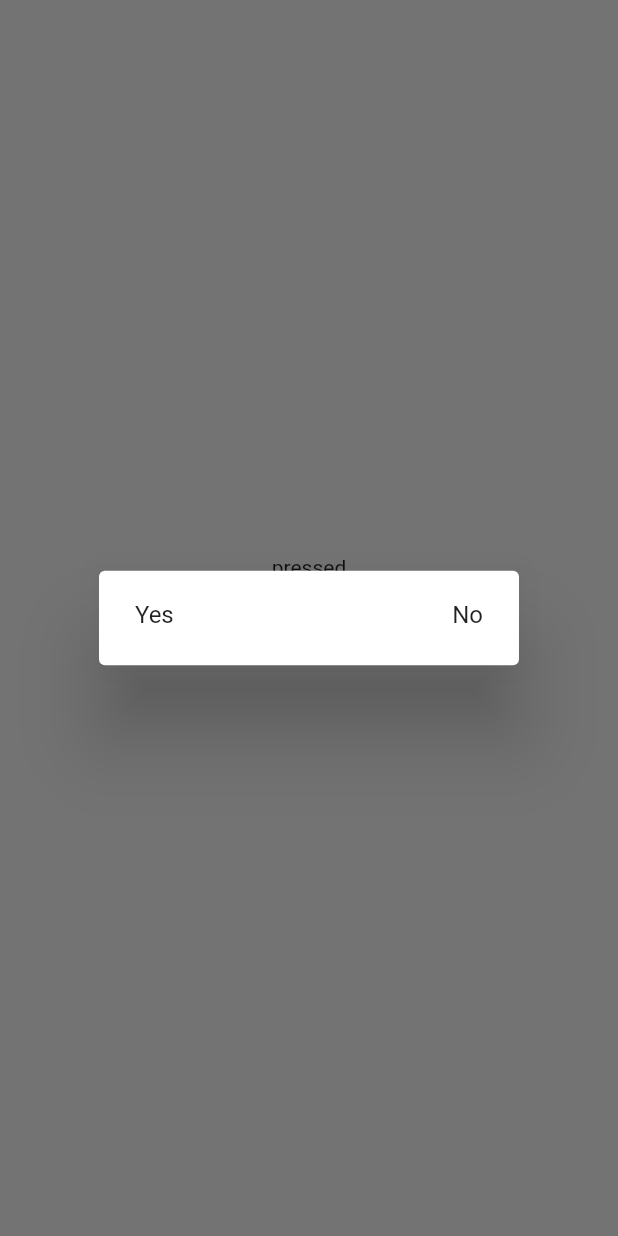
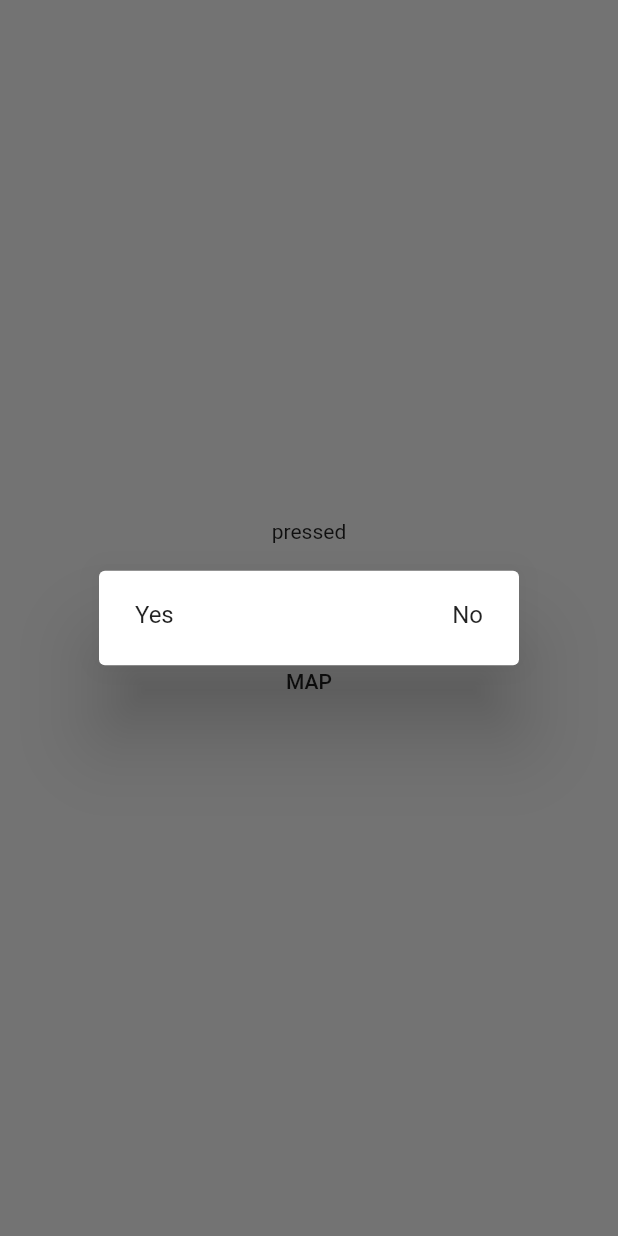
Before and after one commit to Sandeep-Kumar-Thakur/notification-done, a Flutter app: the screen it shows after launch, after a tap on "GO", on a phone screen of 412 x 824 dp. Run offline on Flutter 3.47's test engine with Material 2 defaults, Android fonts, the phone set to English and light mode, and no system bars; our stand-ins replace country_code_picker, firebase_core, firebase_messaging, flutter_local_notifications, get; accounts and stored records are empty.

Commit message:
map not done

```diff
--- a/lib/main.dart
+++ b/lib/main.dart
@@ -9,6 +9,7 @@ import 'package:notification/interface.dart';
 import 'package:notification/second_screen.dart';
 
 import 'Notification/notification.dart';
+import 'map/map_screen.dart';
 
 void main()async{
   WidgetsFlutterBinding.ensureInitialized();
@@ -88,7 +89,10 @@ class _MyHomePageState extends State<MyHomePage> with Interface {
             ),
             MaterialButton(onPressed: (){
               showDialog(context: context, builder: (context)=>AlertDialogCustom(interface: this,));
-            },child: Text("GO"),)
+            },child: Text("GO"),),
+            MaterialButton(onPressed: (){
+             Navigator.push(context,MaterialPageRoute(builder: (context)=>MapSample()));
+            },child: Text("MAP"),),
           ],
         ),
       ),
--- a/pubspec.yaml
+++ b/pubspec.yaml
@@ -40,6 +40,8 @@ dependencies:
   firebase_core:
   country_code_picker:
   http:
+  google_maps_flutter:
+  geolocator:
 
 dev_dependencies:
   flutter_test:
```
Also changed, not shown: lib/map/map_screen.dart (added, +452 -0 lines), pubspec.lock, 1 other file.
